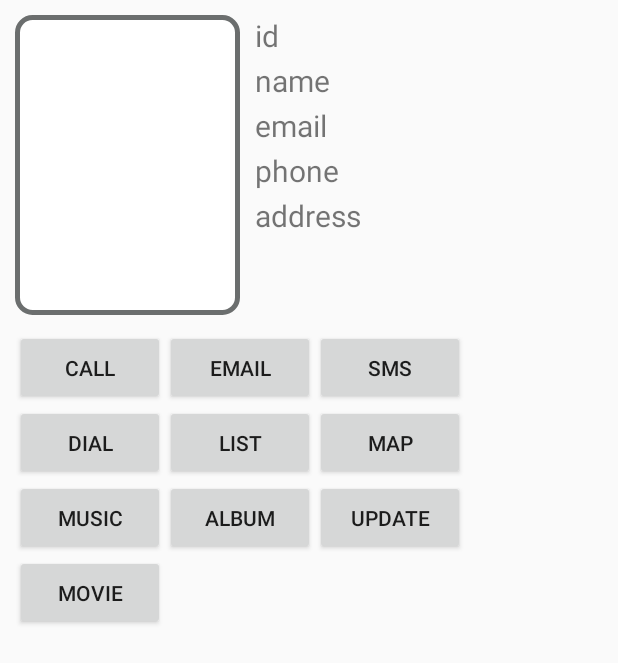
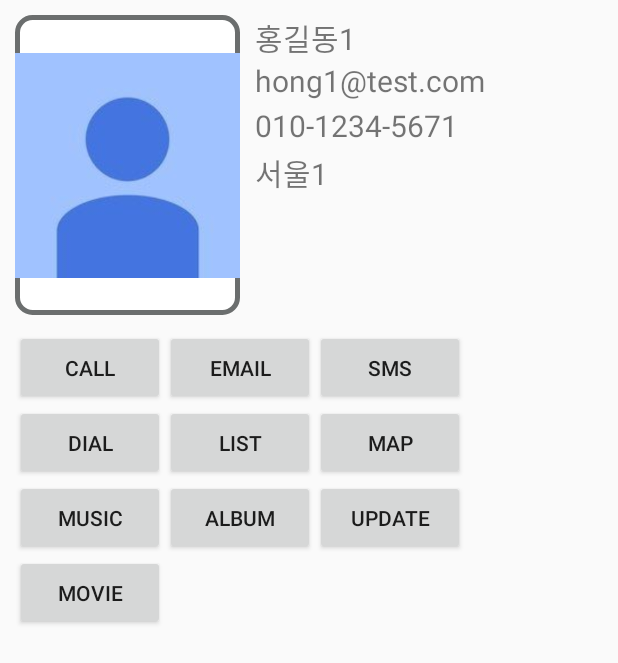
Before and after one commit to ariel720/Contact0617, an Android app: the MemberList screen opened directly, with no data from a screen before it, after a tap on an icon or button, on a phone screen of 412 x 824 dp. Shown: the top 663 px of the screen. Run offline under Robolectric (Android 15) with nearby library versions, the phone set to English and light mode, and no system bars.

Commit message:
create detail

```diff
--- a/app/src/main/java/com/example/hb2009/contacts0617/MainActivity.java
+++ b/app/src/main/java/com/example/hb2009/contacts0617/MainActivity.java
@@ -24,19 +24,22 @@ public class MainActivity extends AppCompatActivity {
         public abstract SQLiteDatabase getDB();
     }
 
-    public final static String DB_NAME = "ariel.db";
-    public final static String MEMBER_TABLE = "Members";
-    public final static String MEMBER_SEQ = "seq";
-    public final static String MEMBER_NAME = "name";
-    public final static String MEMBER_PASSWORD = "password";
-    public final static String MEMBER_PHONE = "phone";
-    public final static String MEMBER_EMAIL = "email";
-    public final static String MEMBER_ADDRESS = "address";
-    public final static String MEMBER_PHOTO = "photo";
+     static String DB_NAME = "ariel.db";
+     static String MEMBER_TABLE = "Members";
+     static String MEMBER_SEQ = "seq";
+     static String MEMBER_NAME = "name";
+     static String MEMBER_PASSWORD = "password";
+     static String MEMBER_PHONE = "phone";
+     static String MEMBER_EMAIL = "email";
+     static String MEMBER_ADDRESS = "address";
+     static String MEMBER_PHOTO = "photo";
 
-    //람다변환위해 필요
-    interface LoginService {public void login();}
-
+    //람다변환위해 필요한 인터페이스
+    static interface LoginService {public void perform();}
+    static interface ListService{public  ArrayList<?> perform();}
+    static interface DetailService{public Member perform();}
+    static interface UpdateService{public Member perform();}
+    static interface DeleteService{public Member perform();}
 
     @Override
     protected void onCreate(Bundle savedInstanceState) {
@@ -64,7 +67,7 @@ public class MainActivity extends AppCompatActivity {
 
                 new LoginService(){
                     @Override
-                    public void login() {
+                    public void perform() {
 //8.로그인 쿼리 실행.
                         if(mLogin.execute(sID,sPW)){
                             Toast.makeText(context,"로그인 성공",Toast.LENGTH_SHORT).show();
@@ -75,7 +78,7 @@ public class MainActivity extends AppCompatActivity {
                         }
 
                     }
-                }.login();
+                }.perform();
 
             }
         });
--- a/app/src/main/java/com/example/hb2009/contacts0617/MemberDetail.java
+++ b/app/src/main/java/com/example/hb2009/contacts0617/MemberDetail.java
@@ -1,10 +1,28 @@
 package com.example.hb2009.contacts0617;
 
+import android.content.Context;
+import android.content.Intent;
+import android.database.Cursor;
+import android.database.sqlite.SQLiteDatabase;
 import android.support.v7.app.AppCompatActivity;
 import android.os.Bundle;
 
+import android.util.Log;
 import android.view.View;
+import android.widget.ImageView;
+import android.widget.TextView;
 import android.widget.Toast;
+
+import java.util.ArrayList;
+
+import static com.example.hb2009.contacts0617.MainActivity.MEMBER_ADDRESS;
+import static com.example.hb2009.contacts0617.MainActivity.MEMBER_EMAIL;
+import static com.example.hb2009.contacts0617.MainActivity.MEMBER_NAME;
+import static com.example.hb2009.contacts0617.MainActivity.MEMBER_PASSWORD;
+import static com.example.hb2009.contacts0617.MainActivity.MEMBER_PHONE;
+import static com.example.hb2009.contacts0617.MainActivity.MEMBER_PHOTO;
+import static com.example.hb2009.contacts0617.MainActivity.MEMBER_SEQ;
+import static com.example.hb2009.contacts0617.MainActivity.MEMBER_TABLE;
 
 
 public class MemberDetail extends AppCompatActivity {
@@ -13,10 +31,38 @@ public class MemberDetail extends AppCompatActivity {
     protected void onCreate(Bundle savedInstanceState) {
         super.onCreate(savedInstanceState);
         setContentView(R.layout.member_detail);
+        Context context = MemberDetail.this;
+
+        ImageView iv_photo = (ImageView) findViewById(R.id.iv_photo);
+
+        TextView tv_name = (TextView) findViewById(R.id.tv_name);
+        TextView tv_email = (TextView) findViewById(R.id.tv_email);
+        TextView tv_addr = (TextView) findViewById(R.id.tv_addr);
+        TextView tv_phone = (TextView) findViewById(R.id.tv_phone);
+
+
+        Intent intent = this.getIntent();
+        final String seq = intent.getExtras().getString("seq");
+
+       Log.d("넘어온값",seq);
+
+        final getDetail detail = new getDetail(context);
+      MainActivity.Member m = new MainActivity.DeleteService() {
+          @Override
+          public MainActivity.Member perform() {
+              return detail.execute(seq);
+          }
+      }.perform();
+
+        tv_name.setText(m.name);
+        tv_email.setText(m.email);
+        tv_phone.setText(m.phone);
+        tv_addr.setText(m.addr);
 
 
 
-
+        int profile = getResources().getIdentifier(this.getPackageName()+":drawable/nullprofile",null,null);
+        iv_photo.setImageDrawable(getResources().getDrawable(profile,context.getTheme()));
 
         findViewById(R.id.btn_call).setOnClickListener(new View.OnClickListener() {
             @Override
@@ -89,4 +135,50 @@ public class MemberDetail extends AppCompatActivity {
         });
 
     }
+
+    private abstract class DetailQuery extends MainActivity.QueryFactory{
+        MainActivity.mySQLiteHelper helper;
+        public DetailQuery(Context context) {
+            super(context);
+            helper = new MainActivity.mySQLiteHelper(context);
+        }
+
+        @Override
+        public SQLiteDatabase getDB() {
+            return helper.getReadableDatabase();
+        }
+    }
+
+    private class getDetail extends DetailQuery {
+
+        public getDetail(Context context) {
+            super(context);
+        }
+
+        @Override
+        public SQLiteDatabase getDB() {
+            return super.getDB();
+        }
+        public MainActivity.Member execute(String seq){
+            Cursor cursor=this.getDB().rawQuery(String.format("SELECT * FROM %s WHERE %s = '%s';",MEMBER_TABLE,MEMBER_SEQ,seq),null);
+
+            MainActivity.Member m = new MainActivity.Member();
+            if(cursor.moveToNext()) {
+                m.seq=Integer.parseInt(cursor.getString(cursor.getColumnIndex(MEMBER_SEQ)));
+                m.password=cursor.getString(cursor.getColumnIndex(MEMBER_PASSWORD));
+                m.addr=cursor.getString(cursor.getColumnIndex(MEMBER_ADDRESS));
+                m.email=cursor.getString(cursor.getColumnIndex(MEMBER_EMAIL));
+                m.name=cursor.getString(cursor.getColumnIndex(MEMBER_NAME));
+                m.phone=cursor.getString(cursor.getColumnIndex(MEMBER_PHONE));
+                m.photo=cursor.getString(cursor.getColumnIndex(MEMBER_PHOTO));
+            }
+            return m;
+        }
+    }
+
+
+
+
+
+
 }
--- a/app/src/main/java/com/example/hb2009/contacts0617/MemberList.java
+++ b/app/src/main/java/com/example/hb2009/contacts0617/MemberList.java
@@ -28,7 +28,7 @@ import static com.example.hb2009.contacts0617.MainActivity.MEMBER_SEQ;
 import static com.example.hb2009.contacts0617.MainActivity.MEMBER_TABLE;
 
 public class MemberList extends AppCompatActivity {
-    interface ListService{public  ArrayList<?> perform();}
+
 
     @Override
     protected void onCreate(Bundle savedInstanceState) {
@@ -38,7 +38,7 @@ public class MemberList extends AppCompatActivity {
         final Context context=MemberList.this;
        final getList getlist = new getList(context);
 
-        ArrayList<MainActivity.Member> list =(ArrayList<MainActivity.Member>)new ListService() {
+        ArrayList<MainActivity.Member> list =(ArrayList<MainActivity.Member>)new MainActivity.ListService() {
             @Override
             public ArrayList<?> perform() {
                 return getlist.execute();
@@ -54,13 +54,7 @@ public class MemberList extends AppCompatActivity {
                 Intent intent = new Intent(context,MemberDetail.class);
                 MainActivity.Member m = (MainActivity.Member) listView.getItemAtPosition(i);
 
-                intent.putExtra("seq",m.seq);
-                intent.putExtra("seq",m.name);
-                intent.putExtra("seq",m.email);
-                intent.putExtra("seq",m.addr);
-                intent.putExtra("seq",m.phone);
-                intent.putExtra("seq",m.photo);
-
+                intent.putExtra("seq",String.valueOf(m.seq));
                 startActivity(intent);
             }
         });
--- a/app/src/main/res/layout/member_detail.xml
+++ b/app/src/main/res/layout/member_detail.xml
@@ -25,12 +25,6 @@
             android:layout_width="match_parent"
             android:layout_height="wrap_content"
             android:orientation="vertical">
-            <TextView
-                android:id="@+id/tv_id"
-                android:layout_width="match_parent"
-                android:layout_height="30dp"
-                android:text="id"
-                android:textSize="20dp"/>
             <TextView
                 android:id="@+id/tv_name"
                 android:layout_width="match_parent"
```
Also changed, not shown: app/src/main/res/drawable/nullprofile.jpg (added).
